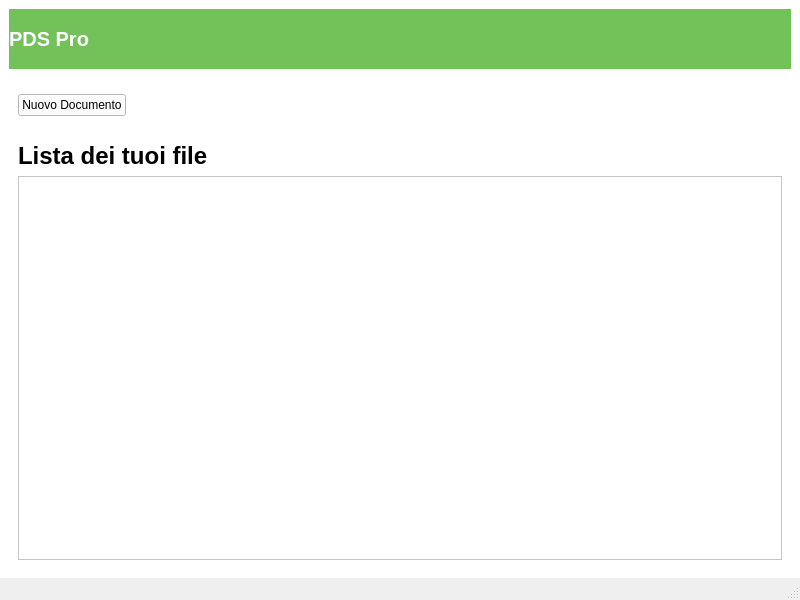
Old version of the form PDSClient/filesselection.ui in the repository Figus13/ClientTextEditor.
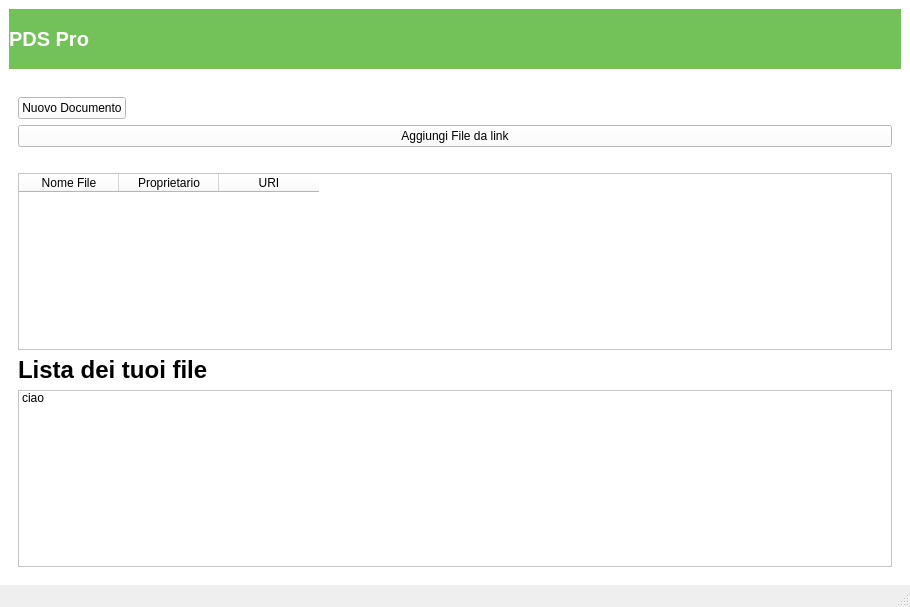
New version of the form.

Diff of the .ui file:
```diff
--- a/PDSClient/filesselection.ui
+++ b/PDSClient/filesselection.ui
@@ -6,8 +6,8 @@
    <rect>
     <x>0</x>
     <y>0</y>
-    <width>800</width>
-    <height>600</height>
+    <width>910</width>
+    <height>607</height>
    </rect>
   </property>
   <property name="windowTitle">
@@ -95,7 +95,7 @@
              <property name="sizeHint" stdset="0">
               <size>
                <width>20</width>
-               <height>10</height>
+               <height>13</height>
               </size>
              </property>
             </spacer>
@@ -113,6 +113,16 @@
              </property>
             </widget>
            </item>
+           <item>
+            <widget class="QPushButton" name="newFileFromLink">
+             <property name="text">
+              <string>Aggiungi File da link</string>
+             </property>
+            </widget>
+           </item>
+           <item>
+            <layout class="QGridLayout" name="gridLayout"/>
+           </item>
            <item>
             <spacer name="verticalSpacer_2">
              <property name="orientation">
@@ -129,6 +139,37 @@
              </property>
             </spacer>
            </item>
+           <item>
+            <widget class="QTableWidget" name="tableWidget">
+             <property name="autoFillBackground">
+              <bool>false</bool>
+             </property>
+             <property name="showGrid">
+              <bool>false</bool>
+             </property>
+             <property name="gridStyle">
+              <enum>Qt::DashLine</enum>
+             </property>
+             <attribute name="horizontalHeaderCascadingSectionResizes">
+              <bool>false</bool>
+             </attribute>
+             <column>
+              <property name="text">
+               <string>Nome File</string>
+              </property>
+             </column>
+             <column>
+              <property name="text">
+               <string>Proprietario</string>
+              </property>
+             </column>
+             <column>
+              <property name="text">
+               <string>URI</string>
+              </property>
+             </column>
+            </widget>
+           </item>
            <item>
             <widget class="QLabel" name="fileListLabel">
              <property name="styleSheet">
@@ -148,6 +189,11 @@
              <property name="currentRow">
               <number>-1</number>
              </property>
+             <item>
+              <property name="text">
+               <string>ciao</string>
+              </property>
+             </item>
             </widget>
            </item>
           </layout>
```
